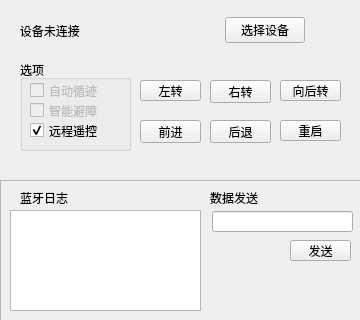
wvfp/BluetoothCarController, file widget.ui: the form before one commit; both pictures show x 0 to 360 and y 0 to 320 of the 360 by 800 pixel window.
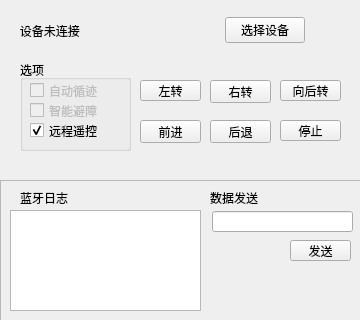
The form after the commit.

Diff of the .ui file:
```diff
--- a/widget.ui
+++ b/widget.ui
@@ -350,7 +350,7 @@
      </rect>
     </property>
     <property name="text">
-     <string>重启</string>
+     <string>停止</string>
     </property>
    </widget>
    <widget class="QPushButton" name="pushButton_7">
```
